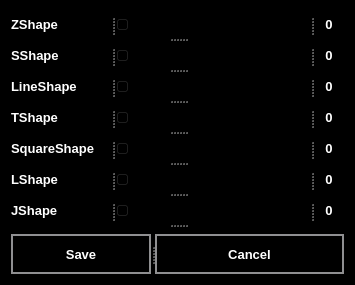
First picture: the form in settingswindow.ui, repository lewyg/qt-tetris, before the edit.
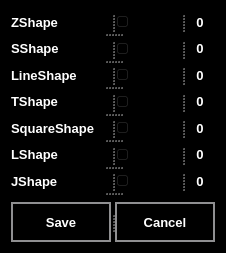
Second picture: the form after the edit.

Diff of the .ui file:
```diff
--- a/settingswindow.ui
+++ b/settingswindow.ui
@@ -6,8 +6,8 @@
    <rect>
     <x>0</x>
     <y>0</y>
-    <width>355</width>
-    <height>285</height>
+    <width>223</width>
+    <height>253</height>
    </rect>
   </property>
   <property name="cursor">
```
